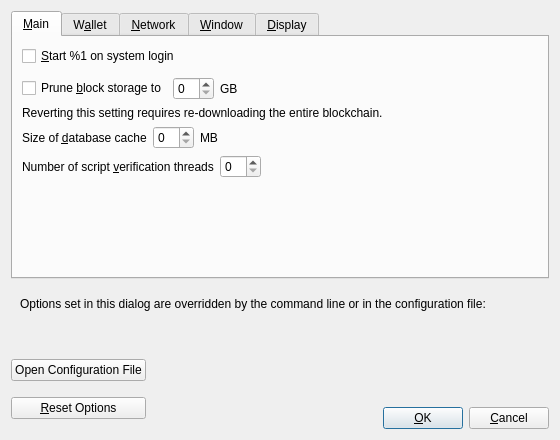
The window that src/qt/forms/optionsdialog.ui (DeepPool/test) describes before a commit, drawn with Qt 5.
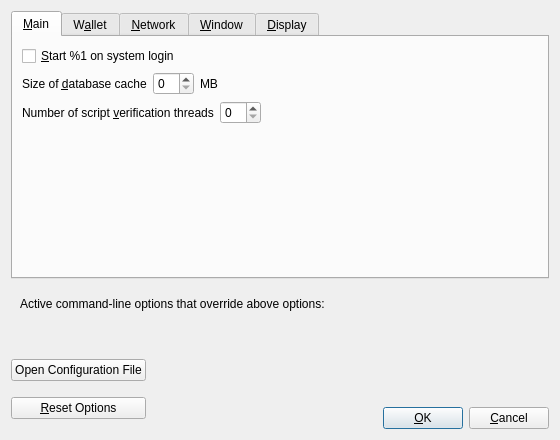
The same window after the commit. Custom widgets are drawn as their Qt base class.

The edit to the form file:
```diff
--- a/src/qt/forms/optionsdialog.ui
+++ b/src/qt/forms/optionsdialog.ui
@@ -37,69 +37,6 @@
          </property>
         </widget>
        </item>
-       <item>
-        <spacer name="horizontalSpacer_0_Main">
-         <property name="orientation">
-          <enum>Qt::Horizontal</enum>
-         </property>
-         <property name="sizeHint" stdset="0">
-          <size>
-           <width>40</width>
-           <height>5</height>
-          </size>
-         </property>
-        </spacer>
-       </item>
-       <item>
-       <layout class="QHBoxLayout" name="horizontalLayout_Main_Prune">
-        <item>
-         <widget class="QCheckBox" name="prune">
-          <property name="toolTip">
-           <string>Disables some advanced features but all blocks will still be fully validated. Reverting this setting requires re-downloading the entire blockchain. Actual disk usage may be somewhat higher.</string>
-          </property>
-          <property name="text">
-           <string>Prune &amp;block storage to</string>
-          </property>
-         </widget>
-        </item>
-        <item>
-         <widget class="QSpinBox" name="pruneSize"/>
-        </item>
-         <item>
-          <widget class="QLabel" name="pruneSizeUnitLabel">
-           <property name="text">
-            <string>GB</string>
-           </property>
-           <property name="textFormat">
-            <enum>Qt::PlainText</enum>
-           </property>
-          </widget>
-         </item>
-         <item>
-          <spacer name="horizontalSpacer_Main_Prune">
-           <property name="orientation">
-            <enum>Qt::Horizontal</enum>
-           </property>
-           <property name="sizeHint" stdset="0">
-            <size>
-             <width>40</width>
-             <height>20</height>
-            </size>
-           </property>
-          </spacer>
-         </item>
-        </layout>
-       </item>
-       <item>
-        <widget class="QLabel" name="pruneWarning">
-         <property name="text">
-          <string>Reverting this setting requires re-downloading the entire blockchain.</string>
-         </property>
-         <property name="textFormat">
-          <enum>Qt::PlainText</enum>
-         </property>
-        </widget>
-       </item>
        <item>
         <layout class="QHBoxLayout" name="horizontalLayout_2_Main">
          <item>
@@ -714,7 +651,7 @@
         <item>
          <widget class="QLabel" name="overriddenByCommandLineInfoLabel">
           <property name="text">
-           <string>Options set in this dialog are overridden by the command line or in the configuration file:</string>
+           <string>Active command-line options that override above options:</string>
           </property>
           <property name="textFormat">
            <enum>Qt::PlainText</enum>
```
Left out of the diff: 30 changed lines with no effect on the pictures.
